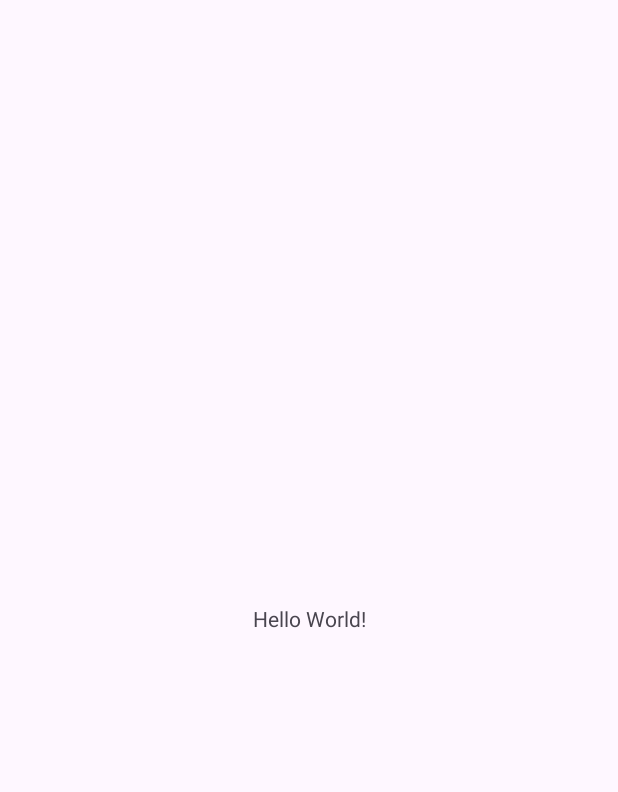
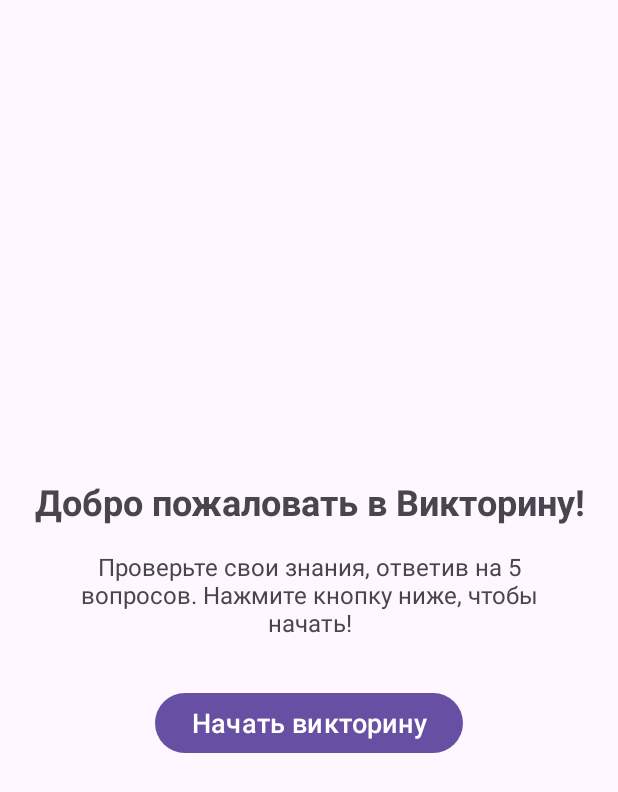
Before and after one commit to Wyris/Quiz_app1, an Android app: the screen it shows after launch (MainActivity), on a phone screen of 412 x 824 dp. Before the commit the part shown is almost empty. Shown: the top 792 px of the screen. Run offline under Robolectric (Android 15) with nearby library versions, the phone set to English and light mode, and no system bars.

Commit message:
Лаба 5: Верстка MainActivity и QuizActivity

```diff
--- a/app/src/main/AndroidManifest.xml
+++ b/app/src/main/AndroidManifest.xml
@@ -21,6 +21,10 @@
                 <category android:name="android.intent.category.LAUNCHER" />
             </intent-filter>
         </activity>
+        <activity
+            android:name=".QuizActivity"
+            android:exported="false"
+            android:windowSoftInputMode="adjustResize" />
     </application>
 
 </manifest>
--- a/app/src/main/java/com/example/quizapp/MainActivity.kt
+++ b/app/src/main/java/com/example/quizapp/MainActivity.kt
@@ -1,20 +1,20 @@
-package com.example.quizapp
+package com.example.quizapp // Ваш пакет!
 
+import android.content.Intent
 import android.os.Bundle
-import androidx.activity.enableEdgeToEdge
+import android.widget.Button
 import androidx.appcompat.app.AppCompatActivity
-import androidx.core.view.ViewCompat
-import androidx.core.view.WindowInsetsCompat
 
 class MainActivity : AppCompatActivity() {
     override fun onCreate(savedInstanceState: Bundle?) {
         super.onCreate(savedInstanceState)
-        enableEdgeToEdge()
         setContentView(R.layout.activity_main)
-        ViewCompat.setOnApplyWindowInsetsListener(findViewById(R.id.main)) { v, insets ->
-            val systemBars = insets.getInsets(WindowInsetsCompat.Type.systemBars())
-            v.setPadding(systemBars.left, systemBars.top, systemBars.right, systemBars.bottom)
-            insets
+
+        val startButton = findViewById<Button>(R.id.btnStartQuiz)
+        startButton.setOnClickListener {
+            // Переход на экран викторины
+            val intent = Intent(this, QuizActivity::class.java)
+            startActivity(intent)
         }
     }
 }
--- a/app/src/main/res/layout/activity_main.xml
+++ b/app/src/main/res/layout/activity_main.xml
@@ -1,19 +1,54 @@
 <?xml version="1.0" encoding="utf-8"?>
-<androidx.constraintlayout.widget.ConstraintLayout xmlns:android="http://schemas.android.com/apk/res/android"
+<androidx.constraintlayout.widget.ConstraintLayout
+    xmlns:android="http://schemas.android.com/apk/res/android"
     xmlns:app="http://schemas.android.com/apk/res-auto"
     xmlns:tools="http://schemas.android.com/tools"
-    android:id="@+id/main"
     android:layout_width="match_parent"
     android:layout_height="match_parent"
     tools:context=".MainActivity">
 
+    <!-- Заголовок -->
     <TextView
+        android:id="@+id/tvWelcomeTitle"
         android:layout_width="wrap_content"
         android:layout_height="wrap_content"
-        android:text="Hello World!"
+        android:text="Добро пожаловать в Викторину!"
+        android:textSize="24sp"
+        android:textStyle="bold"
+        android:textAlignment="center"
+        app:layout_constraintBottom_toTopOf="@+id/tvDescription"
+        app:layout_constraintEnd_toEndOf="parent"
+        app:layout_constraintStart_toStartOf="parent"
+        app:layout_constraintTop_toTopOf="parent"
+        app:layout_constraintVertical_chainStyle="packed" />
+
+    <!-- Описание викторины -->
+    <TextView
+        android:id="@+id/tvDescription"
+        android:layout_width="0dp"
+        android:layout_height="wrap_content"
+        android:layout_marginStart="32dp"
+        android:layout_marginTop="16dp"
+        android:layout_marginEnd="32dp"
+        android:text="Проверьте свои знания, ответив на 5 вопросов. Нажмите кнопку ниже, чтобы начать!"
+        android:textAlignment="center"
+        android:textSize="16sp"
+        app:layout_constraintBottom_toTopOf="@+id/btnStartQuiz"
+        app:layout_constraintEnd_toEndOf="parent"
+        app:layout_constraintStart_toStartOf="parent"
+        app:layout_constraintTop_toBottomOf="@+id/tvWelcomeTitle" />
+
+    <!-- Кнопка начала -->
+    <Button
+        android:id="@+id/btnStartQuiz"
+        android:layout_width="wrap_content"
+        android:layout_height="wrap_content"
+        android:layout_marginTop="32dp"
+        android:text="Начать викторину"
+        android:textSize="18sp"
         app:layout_constraintBottom_toBottomOf="parent"
         app:layout_constraintEnd_toEndOf="parent"
         app:layout_constraintStart_toStartOf="parent"
-        app:layout_constraintTop_toTopOf="parent" />
+        app:layout_constraintTop_toBottomOf="@+id/tvDescription" />
 
 </androidx.constraintlayout.widget.ConstraintLayout>
```
Also changed, not shown: app/src/main/java/com/example/quizapp/OuizActivity.kt (added, +11 -0 lines), app/src/main/res/layout/activity_ouiz.xml (added, +61 -0 lines).
